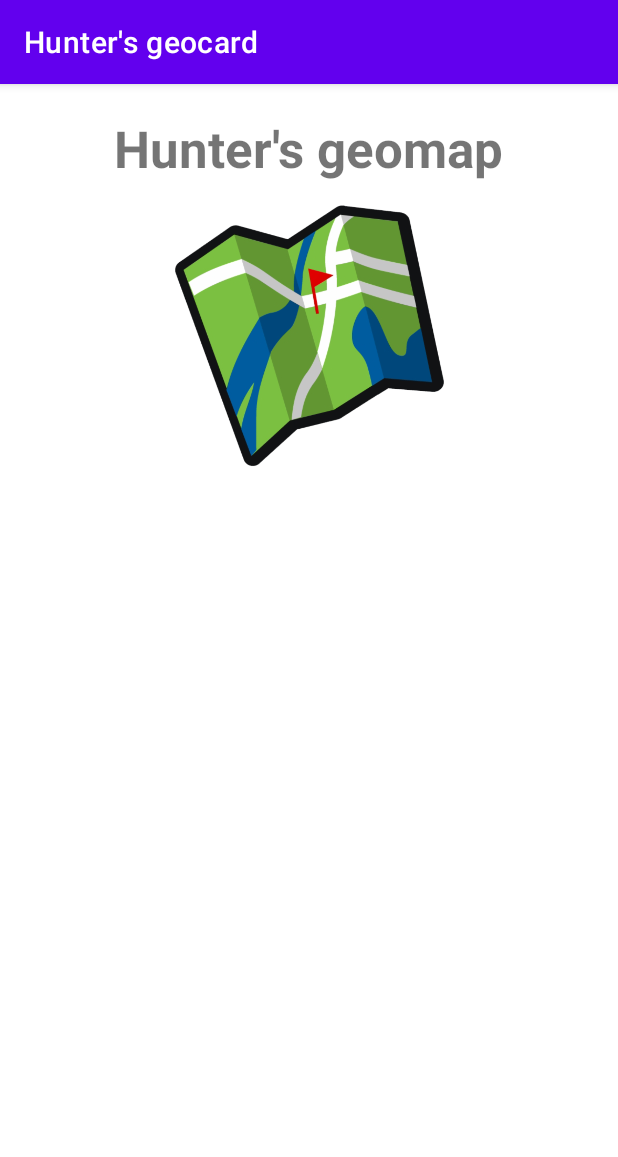
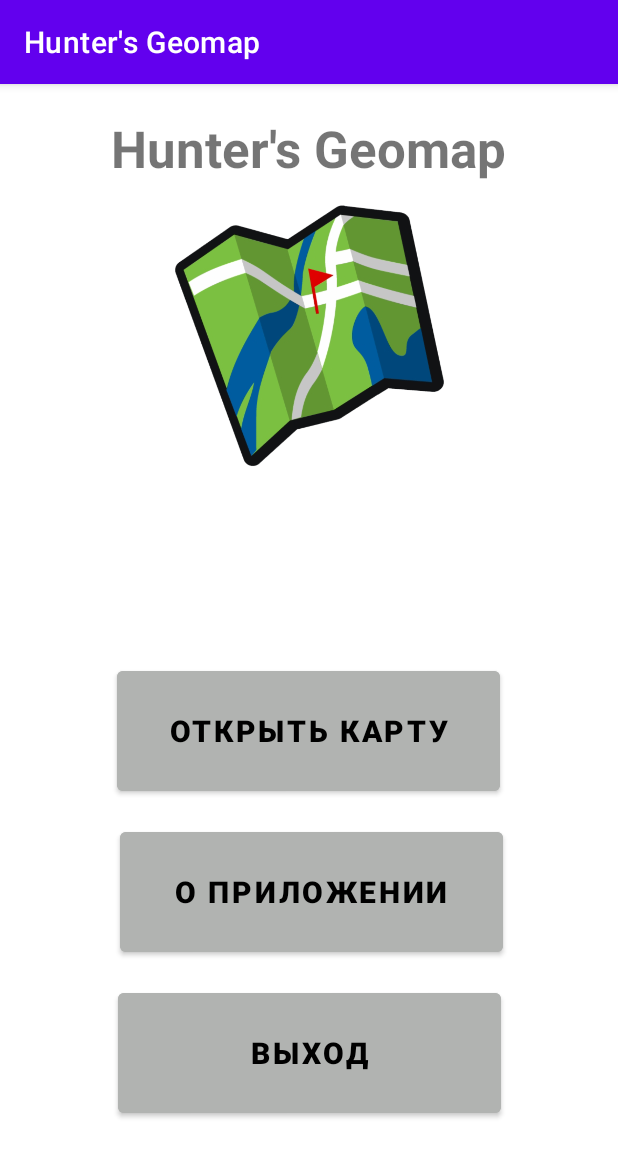
Before and after one commit to Stasyanj/Hunter_geocard, an Android app: the screen it shows after launch (MainActivity), on a phone screen of 412 x 824 dp. Shown: the top 1157 px of the screen. Run offline under Robolectric (Android 15) with nearby library versions, the phone set to English and light mode, and no system bars.

Commit message:
Done icon, map and activity.

```diff
--- a/app/src/main/java/com/example/huntersgeocard/MainActivity.java
+++ b/app/src/main/java/com/example/huntersgeocard/MainActivity.java
@@ -1,66 +1,47 @@
 package com.example.huntersgeocard;
 
-import androidx.annotation.NonNull;
 import androidx.appcompat.app.AppCompatActivity;
-import androidx.core.app.ActivityCompat;
-import androidx.core.content.ContextCompat;
 
-import android.Manifest;
-import android.app.AlertDialog;
-import android.content.Context;
-import android.content.DialogInterface;
-import android.content.pm.PackageManager;
-import android.graphics.Bitmap;
-import android.graphics.drawable.BitmapDrawable;
-import android.graphics.drawable.Drawable;
-import android.location.Location;
-import android.location.LocationListener;
-import android.location.LocationManager;
+import android.content.Intent;
 import android.os.Bundle;
-import android.preference.PreferenceManager;
 import android.view.View;
 import android.widget.Button;
-import android.widget.ImageButton;
-
-import org.osmdroid.api.IMapController;
-import org.osmdroid.bonuspack.kml.KmlDocument;
-import org.osmdroid.bonuspack.kml.Style;
-import org.osmdroid.config.Configuration;
-import org.osmdroid.tileprovider.tilesource.TileSourceFactory;
-import org.osmdroid.util.GeoPoint;
-import org.osmdroid.views.MapView;
-import org.osmdroid.views.overlay.FolderOverlay;
-import org.osmdroid.views.overlay.Marker;
-import org.osmdroid.views.overlay.mylocation.GpsMyLocationProvider;
-import org.osmdroid.views.overlay.mylocation.MyLocationNewOverlay;
-
-import java.io.BufferedReader;
-import java.io.File;
-import java.io.IOException;
-import java.io.InputStream;
-import java.io.InputStreamReader;
-import java.io.Reader;
-import java.io.StringWriter;
-import java.io.Writer;
 
 public class MainActivity extends AppCompatActivity  {
 
     @Override
     protected void onCreate(Bundle savedInstanceState) {
-        super.onCreate(savedInstanceState);
+        if (savedInstanceState == null) {
+            super.onCreate(savedInstanceState);
+        }
+    }
+    @Override
+    protected void onStart() {
+        super.onStart();
         setContentView(R.layout.activity_menu);
-
-    }
-
-    @Override
-    protected void onResume() {
-        super.onResume();
-
-    }
-
-    @Override
-    protected void onPause() {
-        super.onPause();
-
+        Intent myIntentMap = new Intent(MainActivity.this, MapActivity.class);
+        Intent myIntent_about = new Intent(MainActivity.this, AboutApp.class);
+        Button button_exit = (Button)findViewById(R.id.button5);
+        Button button_map = (Button)findViewById(R.id.button);
+        Button button_aboutApp = (Button)findViewById(R.id.button4);
+        button_map.setOnClickListener(new View.OnClickListener() {
+            @Override
+            public void onClick(View v) {
+                startActivity(myIntentMap);
+            }
+        });
+        button_aboutApp.setOnClickListener(new View.OnClickListener() {
+            @Override
+            public void onClick(View v) {
+                startActivity(myIntent_about);
+            }
+        });
+        button_exit.setOnClickListener(new View.OnClickListener() {
+            @Override
+            public void onClick(View v) {
+                finishAffinity();
+                System.exit(0);
+            }
+        });
     }
 }
--- a/app/src/main/res/layout/activity_menu.xml
+++ b/app/src/main/res/layout/activity_menu.xml
@@ -19,10 +19,55 @@
         android:layout_width="wrap_content"
         android:layout_height="wrap_content"
         android:layout_marginTop="20dp"
-        android:text="Hunter's geomap"
+        android:text="Hunter's Geomap"
         android:textSize="34sp"
         android:textStyle="bold"
         app:layout_constraintEnd_toEndOf="parent"
         app:layout_constraintStart_toStartOf="parent"
         app:layout_constraintTop_toTopOf="parent" />
+
+    <Button
+        android:id="@+id/button"
+        android:layout_width="255dp"
+        android:layout_height="92dp"
+        android:layout_marginTop="50dp"
+        android:backgroundTint="@color/gray"
+        android:text="Открыть карту"
+        android:textColor="#000000"
+        android:textSize="20sp"
+        android:textStyle="bold"
+        app:layout_constraintEnd_toEndOf="parent"
+        app:layout_constraintHorizontal_bias="0.498"
+        app:layout_constraintStart_toStartOf="parent"
+        app:layout_constraintTop_toBottomOf="@+id/imageView" />
+
+    <Button
+        android:id="@+id/button4"
+        android:layout_width="255dp"
+        android:layout_height="92dp"
+        android:layout_marginTop="15dp"
+        android:backgroundTint="@color/gray"
+        android:text="О приложении"
+        android:textColor="#000000"
+        android:textSize="20sp"
+        android:textStyle="bold"
+        app:layout_constraintEnd_toEndOf="parent"
+        app:layout_constraintHorizontal_bias="0.512"
+        app:layout_constraintStart_toStartOf="parent"
+        app:layout_constraintTop_toBottomOf="@+id/button" />
+
+    <Button
+        android:id="@+id/button5"
+        android:layout_width="255dp"
+        android:layout_height="92dp"
+        android:layout_marginTop="15dp"
+        android:backgroundTint="@color/gray"
+        android:text="Выход"
+        android:textColor="#000000"
+        android:textSize="20sp"
+        android:textStyle="bold"
+        app:layout_constraintEnd_toEndOf="parent"
+        app:layout_constraintStart_toStartOf="parent"
+        app:layout_constraintTop_toBottomOf="@+id/button4" />
+
 </androidx.constraintlayout.widget.ConstraintLayout>
--- a/app/src/main/res/values/colors.xml
+++ b/app/src/main/res/values/colors.xml
@@ -7,4 +7,5 @@
     <color name="teal_700">#FF018786</color>
     <color name="black">#FF000000</color>
     <color name="white">#FFFFFFFF</color>
+    <color name="gray">#b1b3b1</color>
 </resources>
```
Also changed, not shown: app/src/main/AndroidManifest.xml (+9 -3 lines), app/src/main/java/com/example/huntersgeocard/AboutApp.java (added, +24 -0 lines), app/src/main/java/com/example/huntersgeocard/MapActivity.java (+54 -27 lines), app/src/main/res/layout/activity_about.xml (added, +19 -0 lines), app/src/main/res/layout/activity_main.xml (+14 -7 lines), app/src/main/res/drawable/icon_layer.png (added), 2 other files.
